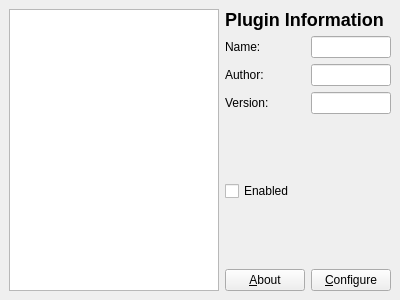
smokris/qtedit4, file tools/qmdilib/demos/plugin-demo/plugin_list.ui: the form before one commit.
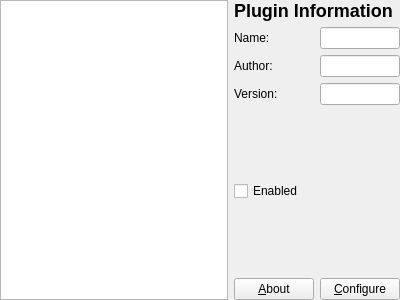
The form after the commit.

The edit to the form file:
```diff
--- a/tools/qmdilib/demos/plugin-demo/plugin_list.ui
+++ b/tools/qmdilib/demos/plugin-demo/plugin_list.ui
@@ -17,7 +17,7 @@
   </property>
   <layout class="QGridLayout" >
    <property name="margin" >
-    <number>9</number>
+    <number>0</number>
    </property>
    <property name="spacing" >
     <number>6</number>
@@ -114,7 +114,8 @@
    </item>
   </layout>
  </widget>
- <pixmapfunction></pixmapfunction>
+ <layoutdefault spacing="0" margin="0" />
+ <includes/>
  <resources/>
  <connections/>
 </ui>
```
Left out of the diff: 2 changed lines with no effect on the pictures.
